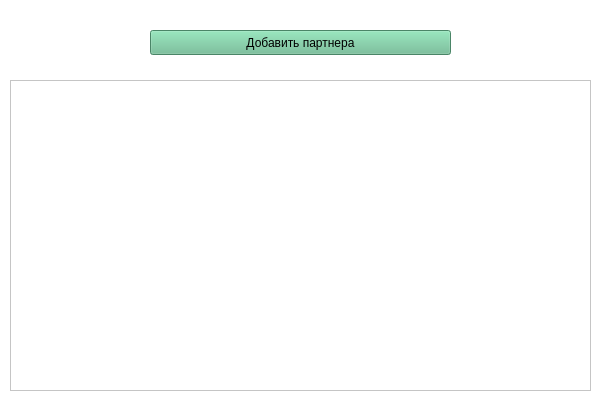
Before: the Qt Designer form main_form.ui in Lavichs/DemoEkzApp, drawn with Qt 5.
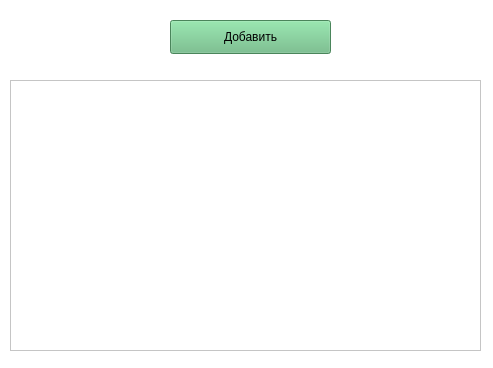
After: the same form once the commit is applied. Icons and pictures are not drawn.

The edit to the form file:
```diff
--- a/main_form.ui
+++ b/main_form.ui
@@ -6,14 +6,20 @@
    <rect>
     <x>0</x>
     <y>0</y>
-    <width>601</width>
-    <height>401</height>
+    <width>493</width>
+    <height>368</height>
    </rect>
   </property>
   <property name="minimumSize">
    <size>
-    <width>601</width>
-    <height>401</height>
+    <width>493</width>
+    <height>368</height>
+   </size>
+  </property>
+  <property name="maximumSize">
+   <size>
+    <width>493</width>
+    <height>368</height>
    </size>
   </property>
   <property name="windowTitle">
@@ -24,37 +30,33 @@
     <normaloff>Мастер пол.png</normaloff>Мастер пол.png</iconset>
   </property>
   <property name="styleSheet">
-   <string notr="true">background: white;
-</string>
+   <string notr="true">background:  white;
+color: black;</string>
   </property>
+  <widget class="QPushButton" name="btn_add">
+   <property name="geometry">
+    <rect>
+     <x>170</x>
+     <y>20</y>
+     <width>161</width>
+     <height>34</height>
+    </rect>
+   </property>
+   <property name="styleSheet">
+    <string notr="true">background-color: #67BA80;</string>
+   </property>
+   <property name="text">
+    <string>Добавить</string>
+   </property>
+  </widget>
   <widget class="QTableWidget" name="tableWidget">
    <property name="geometry">
     <rect>
      <x>10</x>
      <y>80</y>
-     <width>581</width>
-     <height>311</height>
+     <width>471</width>
+     <height>271</height>
     </rect>
-   </property>
-   <property name="styleSheet">
-    <string notr="true">color: black;</string>
-   </property>
-  </widget>
-  <widget class="QPushButton" name="btn_add">
-   <property name="geometry">
-    <rect>
-     <x>150</x>
-     <y>30</y>
-     <width>301</width>
-     <height>25</height>
-    </rect>
-   </property>
-   <property name="styleSheet">
-    <string notr="true">background-color: #67BA90;
-color: black;</string>
-   </property>
-   <property name="text">
-    <string>Добавить партнера</string>
    </property>
   </widget>
  </widget>
```
Left out of the diff: 8 changed lines with no effect on the pictures.
